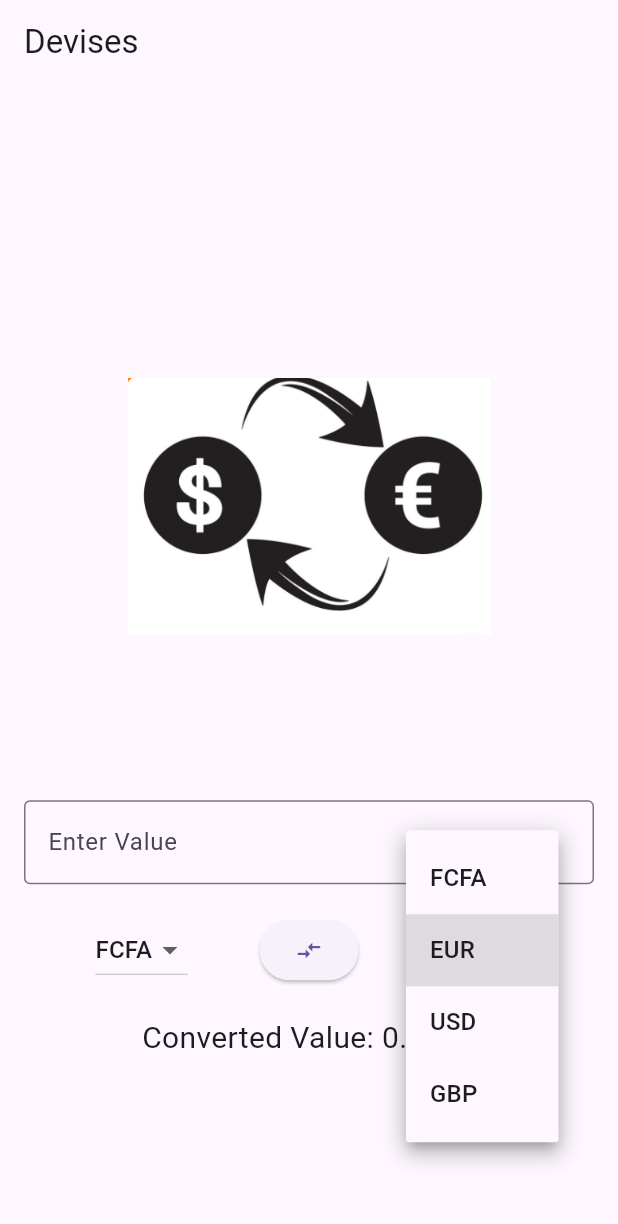
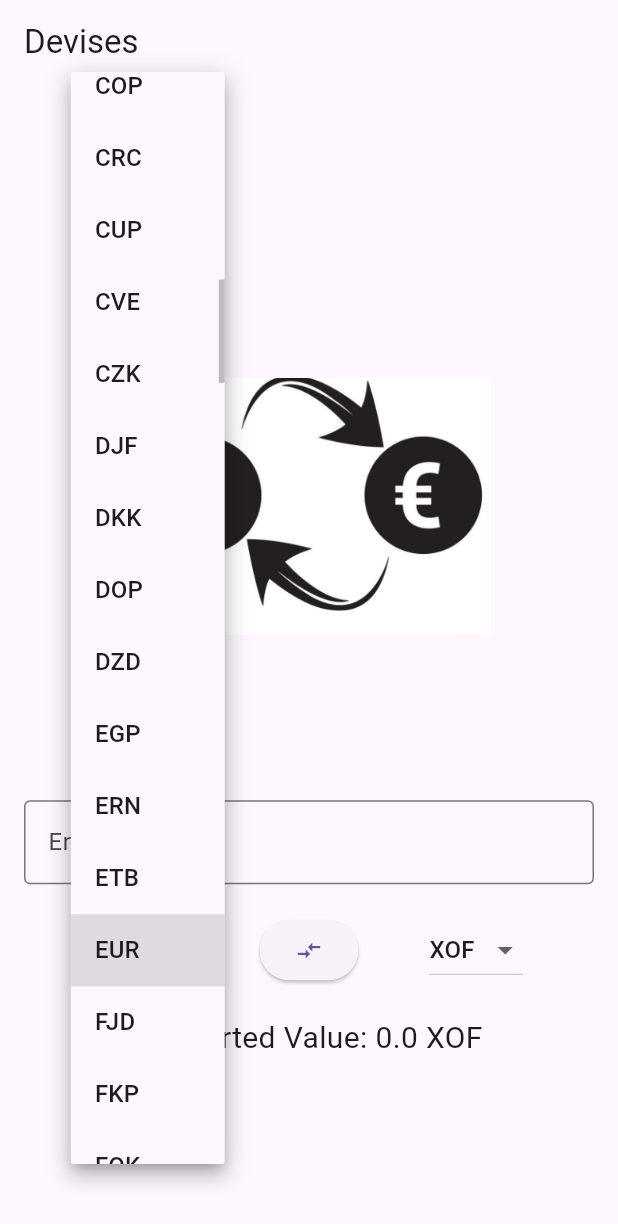
Before and after one commit to Lucio314/dart, a Flutter app: the CurrencyConverter screen opened directly, after a tap on "EUR", on a phone screen of 412 x 824 dp. Shown: the top 1224 px of the screen. Run offline on Flutter 3.47's test engine with Material 3 defaults, Android fonts, the light colour scheme and no system bars; our stand-ins replace firebase_core, flutter_spinkit, sqflite; accounts and stored records are empty; network calls fail.

Commit message:
ApiCurrency

```diff
--- a/lib/Currency.dart
+++ b/lib/Currency.dart
@@ -1,4 +1,6 @@
 import 'package:flutter/material.dart';
+import 'package:http/http.dart' as http;
+import 'dart:convert';
 
 class CurrencyConverter extends StatefulWidget {
   CurrencyConverter({Key? key, required this.title}) : super(key: key);
@@ -12,102 +14,212 @@ class CurrencyConverter extends StatefulWidget {
 class _CurrencyConverterState extends State<CurrencyConverter> {
   double valeur = 0;
   double _convertedValue = 0;
-  String uniteDepart = 'fcfa';
-  String uniteDestination = 'eur';
+  String uniteDepart = 'EUR'; // Monnaie de départ par défaut
+  String uniteDestination = 'XOF'; // Monnaie de destination par défaut
 
-  final List<String> currencies = ['fcfa', 'eur', 'usd', 'gbp'];
+  final List<String> currencies = [
+    'AED',
+    'AFN',
+    'ALL',
+    'AMD',
+    'ANG',
+    'AOA',
+    'ARS',
+    'AUD',
+    'AWG',
+    'AZN',
+    'BAM',
+    'BBD',
+    'BDT',
+    'BGN',
+    'BHD',
+    'BIF',
+    'BMD',
+    'BND',
+    'BOB',
+    'BRL',
+    'BSD',
+    'BTN',
+    'BWP',
+    'BYN',
+    'BZD',
+    'CAD',
+    'CDF',
+    'CHF',
+    'CLP',
+    'CNY',
+    'COP',
+    'CRC',
+    'CUP',
+    'CVE',
+    'CZK',
+    'DJF',
+    'DKK',
+    'DOP',
+    'DZD',
+    'EGP',
+    'ERN',
+    'ETB',
+    'EUR',
+    'FJD',
+    'FKP',
+    'FOK',
+    'GBP',
+    'GEL',
+    'GGP',
+    'GHS',
+    'GIP',
+    'GMD',
+    'GNF',
+    'GTQ',
+    'GYD',
+    'HKD',
+    'HNL',
+    'HRK',
+    'HTG',
+    'HUF',
+    'IDR',
+    'ILS',
+    'IMP',
+    'INR',
+    'IQD',
+    'IRR',
+    'ISK',
+    'JEP',
+    'JMD',
+    'JOD',
+    'JPY',
+    'KES',
+    'KGS',
+    'KHR',
+    'KID',
+    'KMF',
+    'KRW',
+    'KWD',
+    'KYD',
+    'KZT',
+    'LAK',
+    'LBP',
+    'LKR',
+    'LRD',
+    'LSL',
+    'LYD',
+    'MAD',
+    'MDL',
+    'MGA',
+    'MKD',
+    'MMK',
+    'MNT',
+    'MOP',
+    'MRU',
+    'MUR',
+    'MVR',
+    'MWK',
+    'MXN',
+    'MYR',
+    'MZN',
+    'NAD',
+    'NGN',
+    'NIO',
+    'NOK',
+    'NPR',
+    'NZD',
+    'OMR',
+    'PAB',
+    'PEN',
+    'PGK',
+    'PHP',
+    'PKR',
+    'PLN',
+    'PYG',
+    'QAR',
+    'RON',
+    'RSD',
+    'RUB',
+    'RWF',
+    'SAR',
+    'SBD',
+    'SCR',
+    'SDG',
+    'SEK',
+    'SGD',
+    'SHP',
+    'SLL',
+    'SOS',
+    'SRD',
+    'SSP',
+    'STN',
+    'SYP',
+    'SZL',
+    'THB',
+    'TJS',
+    'TMT',
+    'TND',
+    'TOP',
+    'TRY',
+    'TTD',
+    'TVD',
+    'TWD',
+    'TZS',
+    'UAH',
+    'UGX',
+    'UYU',
+    'UZS',
+    'VES',
+    'VND',
+    'VUV',
+    'WST',
+    'XAF',
+    'XCD',
+    'XDR',
+    'XOF',
+    'XPF',
+    'YER',
+    'ZAR',
+    'ZMW',
+    'ZWL'
+  ];
 
-  void _converterCurrency() {
+  Future<void> _converterCurrency() async {
+    try {
+      double convertedPrice = await convertCurrency();
       setState(() {
-      _convertedValue = convertCurrency(
-        valeur: valeur,
-        uniteDepart: uniteDepart,
-        uniteDestination: uniteDestination,
-      );
+        _convertedValue = convertedPrice;
       });
-  }
-
-  double convertCurrency(
-      {required double valeur,
-      required String uniteDepart,
-      required String uniteDestination}) {
-    double convertedPrice = 0.0;
-    switch (uniteDepart.toUpperCase()) {
-      case 'FCFA':
-        convertedPrice = convertFromFcfa(valeur, uniteDestination);
-        break;
-      case 'USD':
-        convertedPrice = convertFromDollard(valeur, uniteDestination);
-        break;
-      case 'EUR':
-        convertedPrice = convertFromEuro(valeur, uniteDestination);
-        break;
-      case 'GBP':
-        convertedPrice = convertFromLivre(valeur, uniteDestination);
-        break;
-      default:
-        print('Devise de départ non reconnue');
-    }
-    return convertedPrice;
-  }
-
-  double convertFromFcfa(double price, String currencyTo) {
-    final Map<String, double> rates = {
-      'usd': 0.001524,
-      'eur': 0.001673,
-      'gbp': 0.001318,
-    };
-
-    if (rates.containsKey(currencyTo.toLowerCase())) {
-      return price * rates[currencyTo.toLowerCase()]!;
-    } else {
-      print('Devise de destination non reconnue');
-      return 0.0;
+    } catch (e) {
+      print('Erreur lors de la conversion : $e');
     }
   }
 
-  double convertFromDollard(double price, String currencyTo) {
-    final Map<String, double> rates = {
-      'fcfa': 597.7516,
-      'eur': 0.9113,
-      'gbp': 0.7877,
-    };
+  Future<double> convertCurrency() async {
+    final String apiKey = '3b446594dc3aa5087114fd6fce0a44be';
+    final String apiUrl =
+        'http://apilayer.net/api/live?access_key=$apiKey&currencies=$uniteDepart,$uniteDestination&format=1';
 
-    if (rates.containsKey(currencyTo.toLowerCase())) {
-      return price * rates[currencyTo.toLowerCase()]!;
+    final response = await http.get(Uri.parse(apiUrl));
+
+    if (response.statusCode == 200) {
+      final Map<String, dynamic> data = json.decode(response.body);
+
+      if (data.containsKey('quotes')) {
+        Map<String, dynamic> quotes = data['quotes'];
+
+        // Construire le nom des devises pour trouver le taux de conversion
+        String currencyPair = '$uniteDepart$uniteDestination';
+        double exchangeRate = quotes[currencyPair];
+
+        if (exchangeRate != null) {
+          return valeur * exchangeRate;
         } else {
-      print('Devise de destination non reconnue');
+          print('Erreur de conversion');
           return 0.0;
         }
-  }
-
-  double convertFromEuro(double price, String currencyTo) {
-    final Map<String, double> rates = {
-      'fcfa': 655.957,
-      'usd': 1.0974,
-      'gbp': 0.8644,
-    };
-
-    if (rates.containsKey(currencyTo.toLowerCase())) {
-      return price * rates[currencyTo.toLowerCase()]!;
       } else {
-      print('Devise de destination non reconnue');
+        print('Pas de données de taux de change disponibles');
         return 0.0;
       }
-  }
-
-  double convertFromLivre(double price, String currencyTo) {
-    final Map<String, double> rates = {
-      'fcfa': 758.8408,
-      'usd': 1.2695,
-      'eur': 1.1569,
-    };
-
-    if (rates.containsKey(currencyTo.toLowerCase())) {
-      return price * rates[currencyTo.toLowerCase()]!;
     } else {
-      print('Devise de destination non reconnue');
-      return 0.0;
+      throw Exception('Failed to load exchange rates');
     }
   }
 
@@ -129,7 +241,6 @@ class _CurrencyConverterState extends State<CurrencyConverter> {
               height: 350,
             ),
           ),
-          // Reste des éléments en dessous de l'image
           Padding(
             padding: const EdgeInsets.all(16.0),
             child: Column(
--- /dev/null
+++ b/lib/services/api_client.dart
@@ -0,0 +1,8 @@
+// ignore_for_file: unused_import
+
+import 'package:http/http.dart' as http;
+
+class ApiClient {
+  final Uri currencyURL =
+      Uri.https("free.currconv.com", "/api/v7/currencies", {});
+}
--- a/pubspec.yaml
+++ b/pubspec.yaml
@@ -40,6 +40,7 @@ dependencies:
   firebase_auth: ^4.15.1
   sqflite_common_ffi: ^2.3.1
   mysql1: ^0.20.0
+  http: ^1.1.2
 
 dev_dependencies:
   flutter_test:
```
Also changed, not shown: pubspec.lock. Lines whose indentation alone changed are shown as unchanged.
